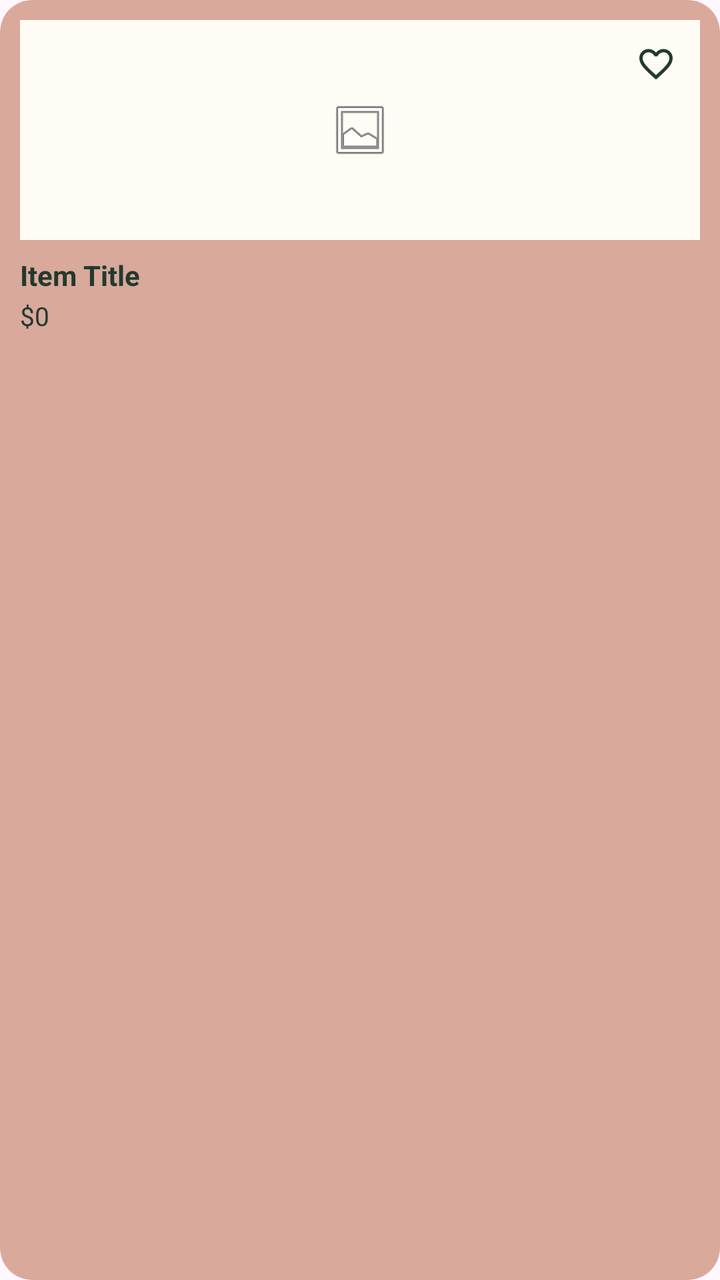
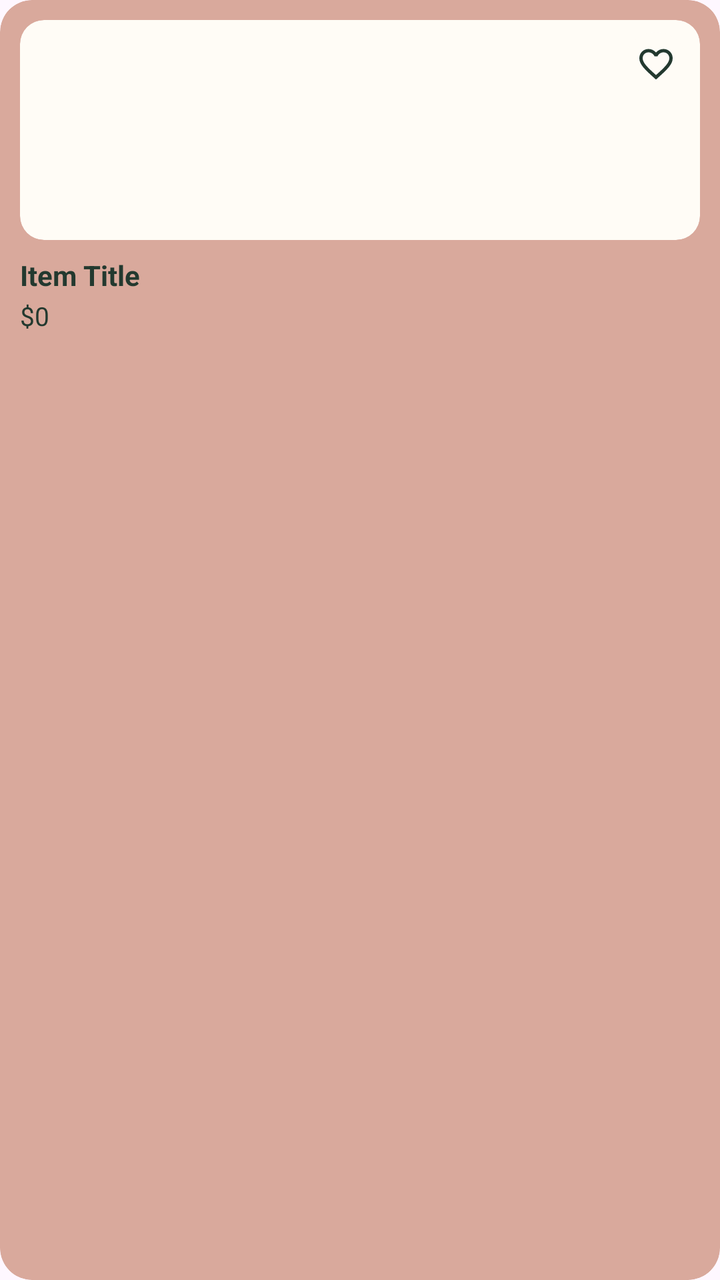

The first picture is an Android layout as it rendered before a commit; the second is the same layout after the commit. The layout source and the unified diff follow.
<!-- AndroidManifest.xml: application theme Theme.NOXApp -->
<!-- res/layout/item_listing_card.xml -->
<?xml version="1.0" encoding="utf-8"?>
<androidx.cardview.widget.CardView
    xmlns:android="http://schemas.android.com/apk/res/android"
    xmlns:app="http://schemas.android.com/apk/res-auto"
    android:id="@+id/listingCardContainer"
    android:layout_width="match_parent"
    android:layout_height="195dp"
    android:layout_margin="8dp"
    app:cardBackgroundColor="@color/nox_card_pink"
    app:cardCornerRadius="16dp"
    app:cardElevation="0dp">

    <LinearLayout
        android:layout_width="match_parent"
        android:layout_height="match_parent"
        android:orientation="vertical"
        android:padding="10dp">

        <RelativeLayout
            android:layout_width="match_parent"
            android:layout_height="110dp">

            <ImageView
                android:id="@+id/itemImageView"
                android:layout_width="match_parent"
                android:layout_height="match_parent"
                android:background="@color/nox_field_bg"
                android:contentDescription="Listing Image"
                android:scaleType="centerInside"
                android:src="@android:drawable/ic_menu_gallery" />

            
            <androidx.cardview.widget.CardView
                android:layout_width="32dp"
                android:layout_height="32dp"
                android:layout_alignParentTop="true"
                android:layout_alignParentEnd="true"
                android:layout_margin="6dp"
                app:cardBackgroundColor="@color/nox_field_bg"
                app:cardCornerRadius="16dp"
                app:cardElevation="0dp">

                <ImageView
                    android:id="@+id/favoriteButton"
                    android:layout_width="20dp"
                    android:layout_height="20dp"
                    android:layout_gravity="center"
                    android:contentDescription="Save item"
                    android:src="@drawable/ic_heart_outline" />
            </androidx.cardview.widget.CardView>
        </RelativeLayout>

        <TextView
            android:id="@+id/itemTitleTextView"
            android:layout_width="match_parent"
            android:layout_height="wrap_content"
            android:layout_marginTop="8dp"
            android:ellipsize="end"
            android:maxLines="1"
            android:text="Item Title"
            android:textColor="@color/nox_dark_green"
            android:textSize="14sp"
            android:textStyle="bold" />

        <TextView
            android:id="@+id/itemPriceTextView"
            android:layout_width="match_parent"
            android:layout_height="wrap_content"
            android:layout_marginTop="2dp"
            android:text="$0"
            android:textColor="@color/nox_dark_green"
            android:textSize="13sp" />
    </LinearLayout>
</androidx.cardview.widget.CardView>
<!-- resources referenced by this layout -->
<resources>
  <color name="nox_card_pink">#D9A99C</color>
  <color name="nox_dark_green">#23392F</color>
  <color name="nox_field_bg">#FFFCF6</color>
  <!-- drawable ic_heart_outline (drawable) -->
  <vector xmlns:android="http://schemas.android.com/apk/res/android"
      android:width="24dp"
      android:height="24dp"
      android:viewportWidth="24"
      android:viewportHeight="24">
      <path
          android:fillColor="#23392F"
          android:pathData="M16.5,3c-1.74,0 -3.41,0.81 -4.5,2.09C10.91,3.81 9.24,3 7.5,3 4.42,3 2,5.42 2,8.5c0,3.78 3.4,6.86 8.55,11.54L12,21.35l1.45,-1.32C18.6,15.36 22,12.28 22,8.5 22,5.42 19.58,3 16.5,3zM12.1,18.55l-0.1,0.1 -0.1,-0.1C7.14,14.24 4,11.39 4,8.5 4,6.5 5.5,5 7.5,5c1.54,0 3.04,0.99 3.57,2.36h1.87C13.46,5.99 14.96,5 16.5,5c2,0 3.5,1.5 3.5,3.5 0,2.89 -3.14,5.74 -7.9,10.05z"/>
  </vector>
  <style name="Theme.NOXApp" parent="Base.Theme.NOXApp" />
  <style name="Base.Theme.NOXApp" parent="Theme.Material3.DayNight.NoActionBar">
          
          
      </style>
</resources>

<!-- the commit's change to res/layout/item_listing_card.xml (unified diff, before → after) -->
@@ -24,10 +24,10 @@
                 android:id="@+id/itemImageView"
                 android:layout_width="match_parent"
                 android:layout_height="match_parent"
-                android:background="@color/nox_field_bg"
-                android:contentDescription="Listing Image"
-                android:scaleType="centerInside"
-                android:src="@android:drawable/ic_menu_gallery" />
+                android:background="@drawable/bg_listing_image"
+                android:clipToOutline="true"
+                android:contentDescription="Listing image"
+                android:scaleType="centerCrop" />
 
             
             <androidx.cardview.widget.CardView
<!-- resource entries referenced after the edit -->
@@ -3,6 +3,14 @@
   <color name="nox_card_pink">#D9A99C</color>
   <color name="nox_dark_green">#23392F</color>
   <color name="nox_field_bg">#FFFCF6</color>
+  <!-- drawable bg_listing_image (drawable) -->
+  <?xml version="1.0" encoding="utf-8"?>
+  <shape xmlns:android="http://schemas.android.com/apk/res/android"
+      android:shape="rectangle">
+  
+      <solid android:color="@color/nox_field_bg" />
+      <corners android:radius="12dp" />
+  </shape>
   <!-- drawable ic_heart_outline (drawable) -->
   <vector xmlns:android="http://schemas.android.com/apk/res/android"
       android:width="24dp"
